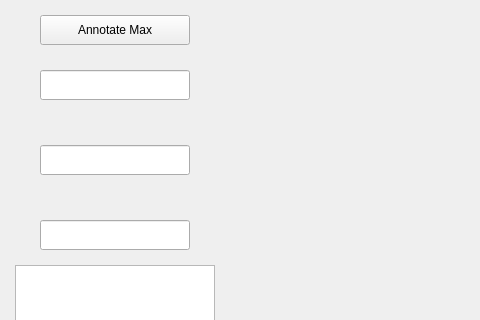
First picture: the form in csv_to_matplotlib.ui, repository Kymaro/csvToGraphGUI, before the edit; both pictures show x 0 to 480 and y 110 to 430 of the 1300 by 750 pixel window.
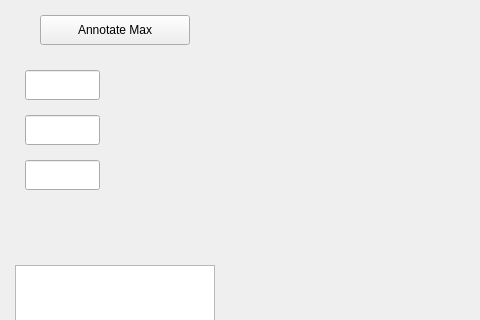
Second picture: the form after the edit. Custom widgets are drawn as their Qt base class.

Commit message: adding dynamic change of title and axes label

```diff
--- a/csv_to_matplotlib.ui
+++ b/csv_to_matplotlib.ui
@@ -66,9 +66,9 @@
    <widget class="QLineEdit" name="titleGraph">
     <property name="geometry">
      <rect>
-      <x>40</x>
+      <x>25</x>
       <y>180</y>
-      <width>150</width>
+      <width>75</width>
       <height>30</height>
      </rect>
     </property>
@@ -76,9 +76,9 @@
    <widget class="QLineEdit" name="xlabelGraph">
     <property name="geometry">
      <rect>
-      <x>40</x>
-      <y>255</y>
-      <width>150</width>
+      <x>25</x>
+      <y>225</y>
+      <width>75</width>
       <height>30</height>
      </rect>
     </property>
@@ -86,9 +86,9 @@
    <widget class="QLineEdit" name="ylabelGraph">
     <property name="geometry">
      <rect>
-      <x>40</x>
-      <y>330</y>
-      <width>150</width>
+      <x>25</x>
+      <y>270</y>
+      <width>75</width>
       <height>30</height>
      </rect>
     </property>
```
The commit also changes 2 other files.
